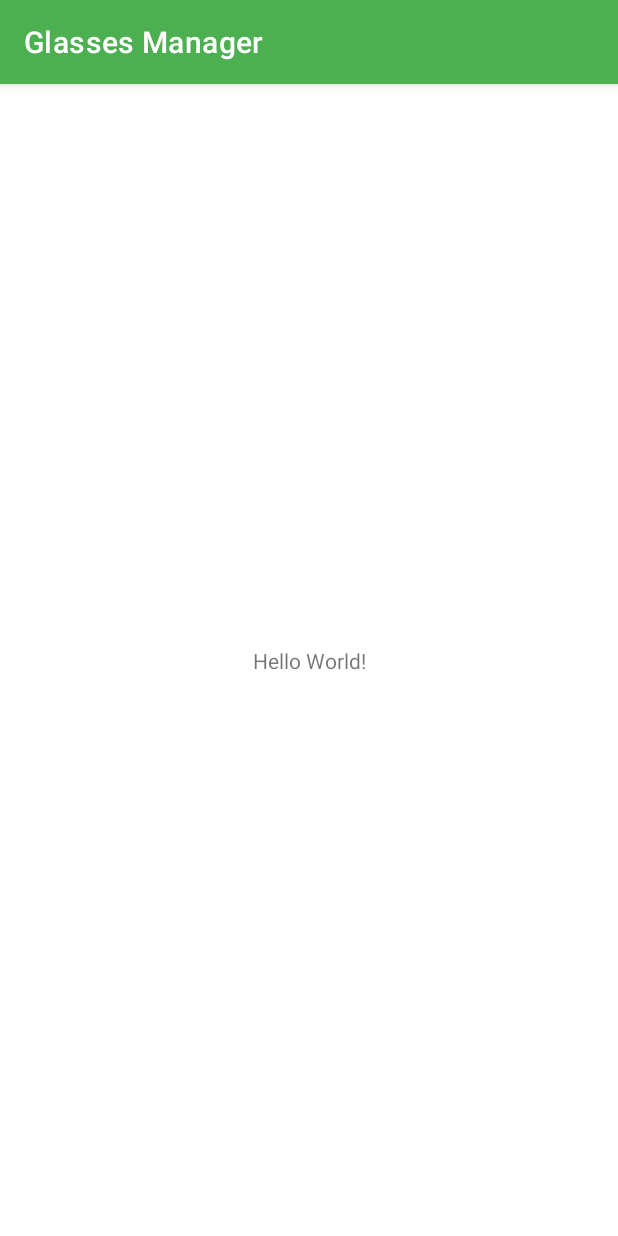
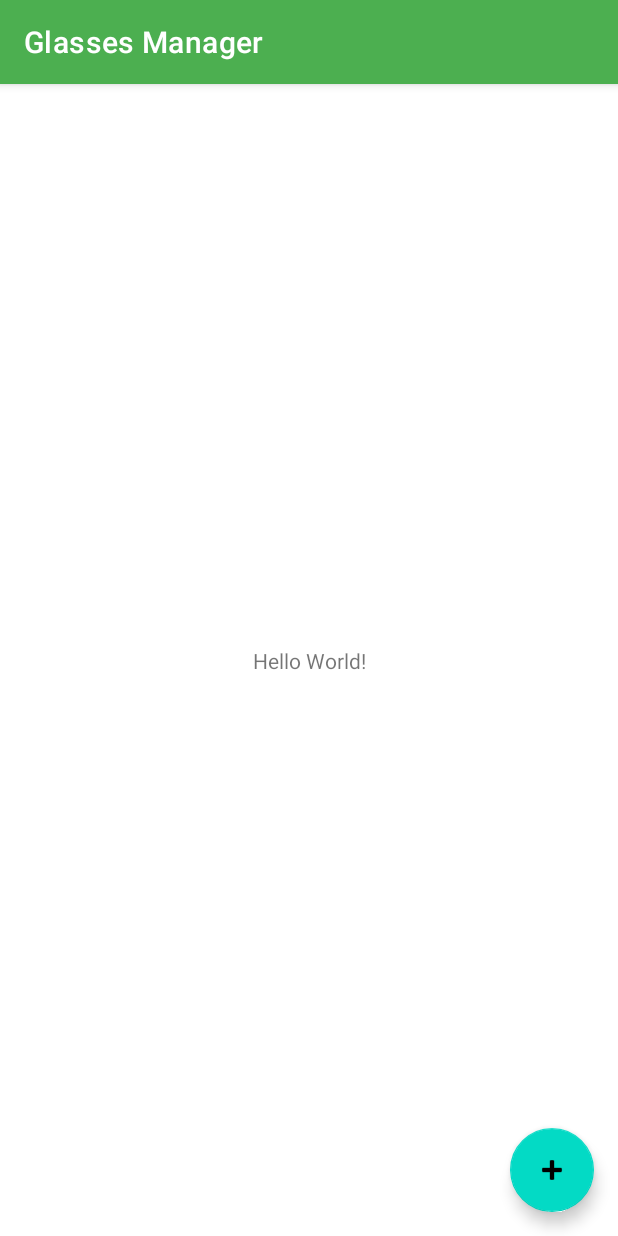
Before and after one commit to SrockNiper/smart-glasses-projekt, an Android app: the screen it shows after launch (MainActivity), on a phone screen of 412 x 824 dp. Run offline under Robolectric (Android 15) with nearby library versions, the phone set to English and light mode, and no system bars.

Commit message:
Update activity_main.xml

```diff
--- a/aplikace/app/src/main/res/layout/activity_main.xml
+++ b/aplikace/app/src/main/res/layout/activity_main.xml
@@ -16,4 +16,15 @@
         app:layout_constraintStart_toStartOf="parent"
         app:layout_constraintTop_toTopOf="parent" />
 
+    <com.google.android.material.floatingactionbutton.FloatingActionButton
+        android:id="@+id/floatingActionButton"
+        android:layout_width="wrap_content"
+        android:layout_height="wrap_content"
+        android:layout_marginEnd="16dp"
+        android:layout_marginBottom="16dp"
+        android:clickable="true"
+        app:layout_constraintBottom_toBottomOf="parent"
+        app:layout_constraintEnd_toEndOf="parent"
+        app:srcCompat="@android:drawable/ic_input_add" />
+
 </androidx.constraintlayout.widget.ConstraintLayout>
```
